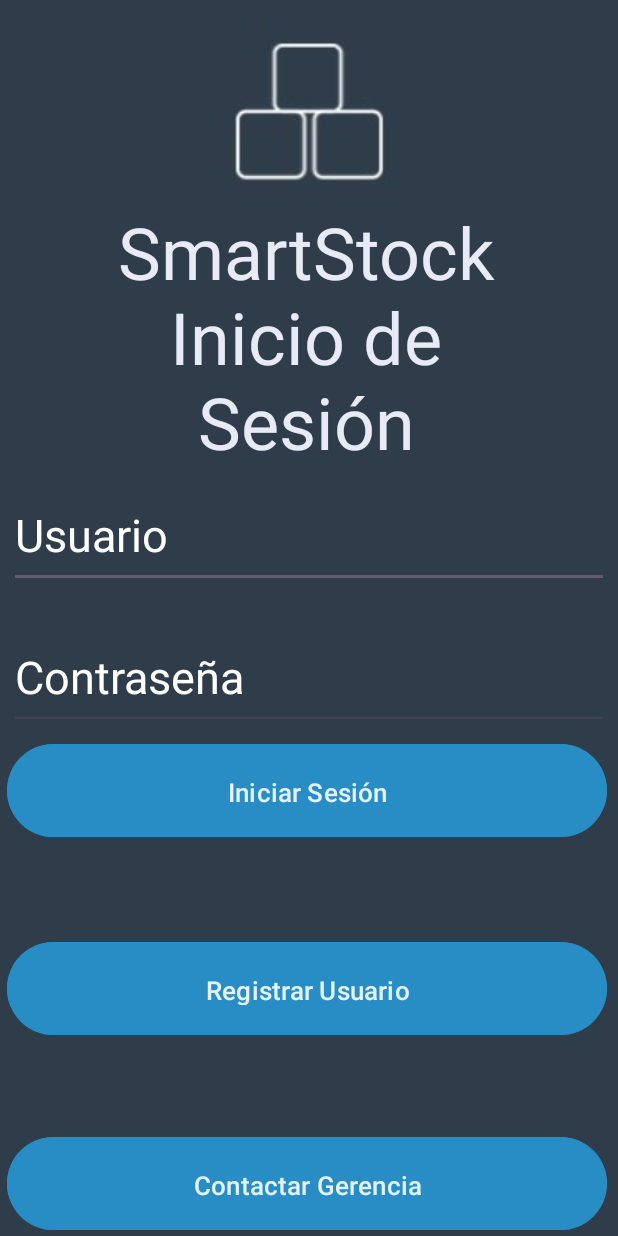
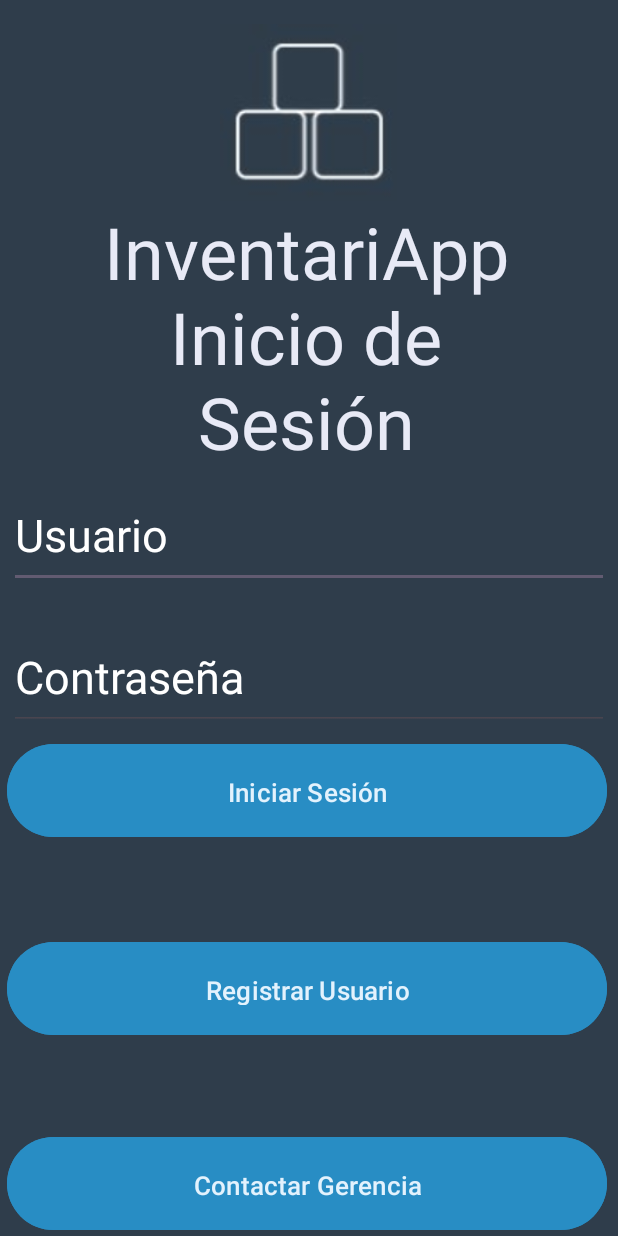
Before and after one commit to Taibhsem/InventariApp, an Android app: the screen it shows after launch (MainActivity), on a phone screen of 412 x 824 dp. Run offline under Robolectric (Android 15) with nearby library versions, the phone set to English and light mode, and no system bars; our stand-ins replace Firebase (no records; nobody signed in at launch, a user with empty details on screens opened directly).

Commit message:
Final Release

```diff
--- a/app/src/main/res/layout/activity_main.xml
+++ b/app/src/main/res/layout/activity_main.xml
@@ -18,7 +18,7 @@
         android:layout_marginTop="135dp"
         android:layout_marginEnd="68dp"
         android:layout_marginBottom="8dp"
-        android:text="SmartStock Inicio de Sesión"
+        android:text="InventariApp Inicio de Sesión"
         android:textAlignment="center"
         android:textColor="#E8EAF6"
         android:textSize="48sp"
```
